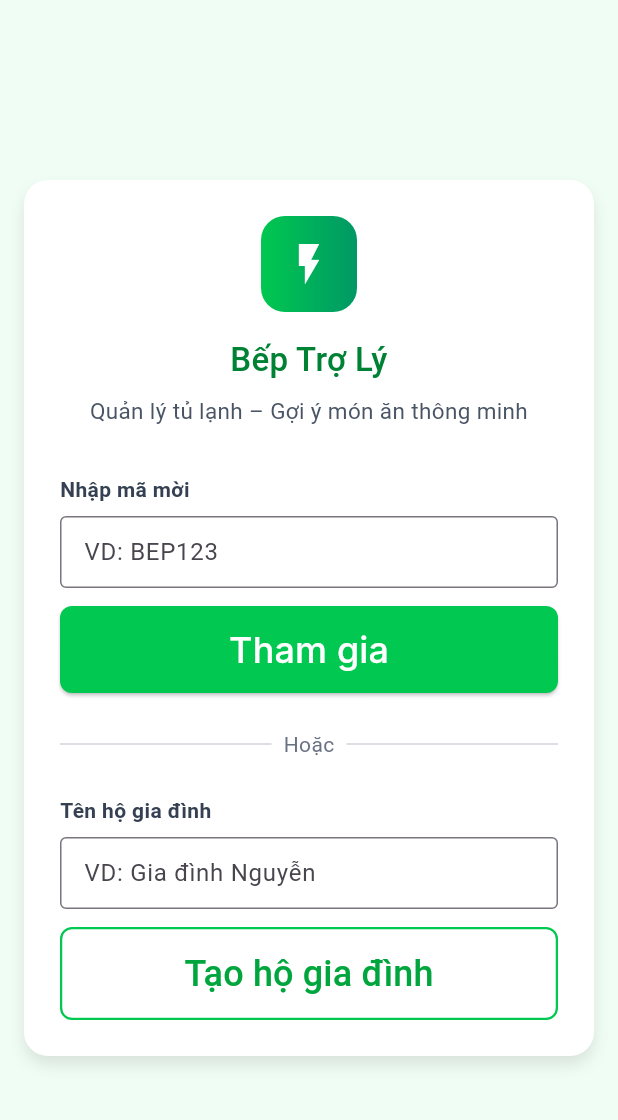
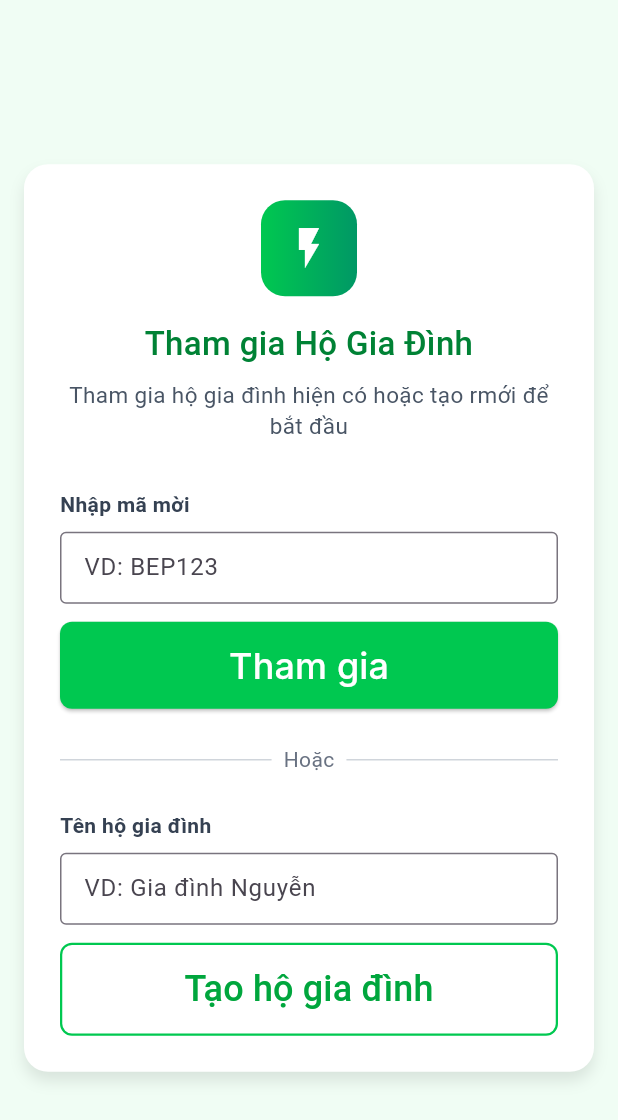
Before and after one commit to ht1012/kitchen_assistant, a Flutter app: the Login screen opened directly, on a phone screen of 412 x 824 dp. Shown: the top 1120 px of the screen. Run offline on Flutter 3.47's test engine with Material 3 defaults, Android fonts, the phone set to English and light mode, and no system bars; our stand-ins replace flutter_screenutil, video_player; Roboto replaces fonts that are missing (Inter).

Commit message:
[Update]: fix the content of titles

```diff
--- a/lib/views/login/login-and-intro.dart
+++ b/lib/views/login/login-and-intro.dart
@@ -93,9 +93,9 @@ class IntroApp extends StatelessWidget {
               children: const [
                 _AppIcon(),
                 SizedBox(height: 16),
-                _Title(),
+                _Title(text: 'Bếp Trợ Lý'),
                 SizedBox(height: 8),
-                _Subtitle(),
+                _Subtitle(text: 'Quản lý tủ lạnh – Gợi ý món ăn thông minh'),
               ],
             ),
           ),
@@ -125,12 +125,14 @@ class _AppIcon extends StatelessWidget {
 }
 
 class _Title extends StatelessWidget {
-  const _Title();
+  const _Title({super.key, required this.text});
+
+  final String text;
 
   @override
   Widget build(BuildContext context) {
-    return const Text(
-      'Bếp Trợ Lý',
+    return Text(
+      text,
       textAlign: TextAlign.center,
       style: TextStyle(
         color: Color(0xFF008235),
@@ -142,14 +144,16 @@ class _Title extends StatelessWidget {
 }
 
 class _Subtitle extends StatelessWidget {
-  const _Subtitle();
+  final String text;
+
+  const _Subtitle({super.key, required this.text});
 
   @override
   Widget build(BuildContext context) {
-    return const Text(
-      'Quản lý tủ lạnh – Gợi ý món ăn thông minh',
+    return Text(
+      text,
       textAlign: TextAlign.center,
-      style: TextStyle(
+      style: const TextStyle(
         color: Color(0xFF495565),
         fontSize: 15,
         height: 1.4,
@@ -187,9 +191,9 @@ class Login extends StatelessWidget {
                 children: [
                   const _AppIcon(), // Tái sử dụng Icon cho gọn
                   const SizedBox(height: 16),
-                  const _Title(),
+                  const _Title(text: "Tham gia Hộ Gia Đình"),
                   const SizedBox(height: 8),
-                  const _Subtitle(),
+                  const _Subtitle(text: "Tham gia hộ gia đình hiện có hoặc tạo rmới để bắt đầu"),
                   const SizedBox(height: 32),
                   _buildJoinFamily(),
                   const SizedBox(height: 24),
```
